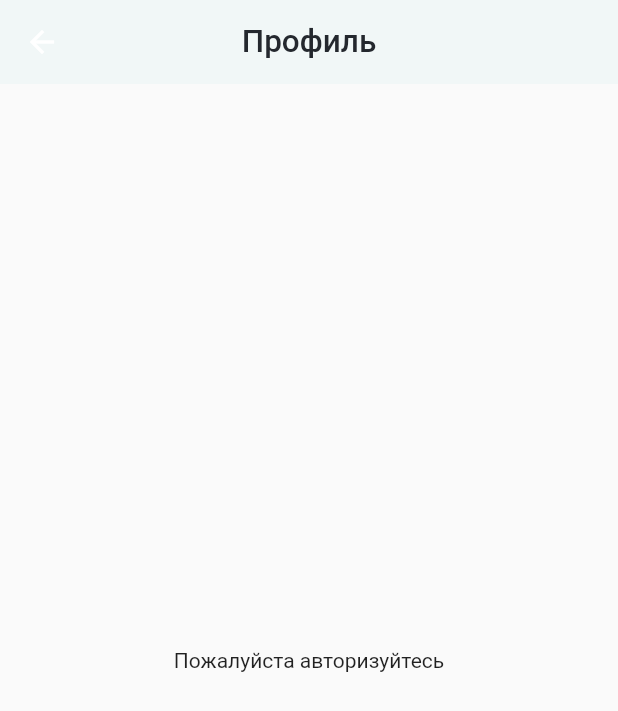
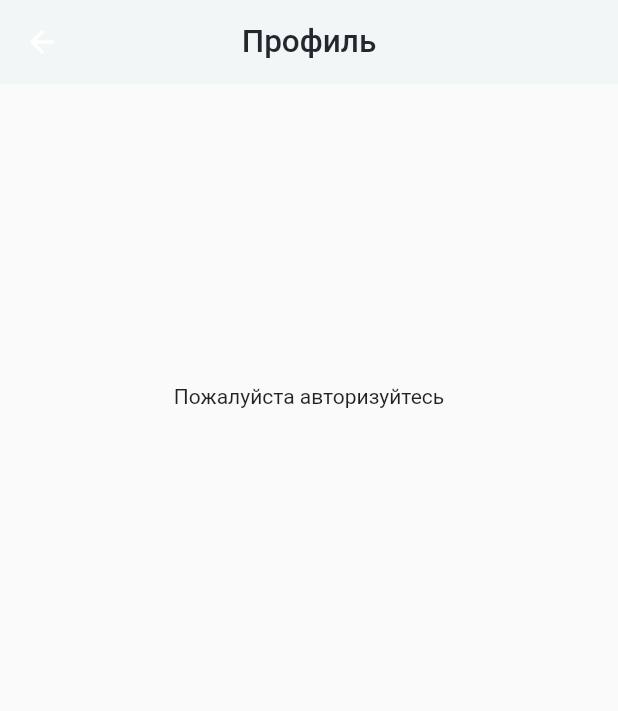
Before and after one commit to smarthousetest/blogonomy, a Flutter app: the Profile screen opened directly, on a phone screen of 412 x 824 dp. Shown: the top 711 px of the screen. Run offline on Flutter 3.47's test engine with Material 2 defaults, Android fonts, the phone set to English and light mode, and no system bars; our stand-ins replace circular_profile_avatar, custom_sliding_segmented_control, dartz, equatable, fl_chart, flutter_bloc and 8 more; missing offline and left inert: flutter_appauth, multiselect_formfield, tutorial_coach_mark; accounts and stored records are empty; network calls fail; Roboto replaces fonts that are missing (Roboto-Medium.ttf).

Commit message:
no message

```diff
--- a/lib/cubit/network/apiCateg.dart
+++ b/lib/cubit/network/apiCateg.dart
@@ -159,11 +159,10 @@ class AuthApi extends Cubit<ApiState> {
           "Accept": "application/json",
           "content-type": "application/json"
         });
-
+    emit(Loading());
     print(response.statusCode);
     print("Auth api mail = $mail");
     if (response.statusCode == 200) {
-      emit(Loading());
       print("state in create mail = $state");
       final String responseString = response.body;
 
--- a/lib/main.dart
+++ b/lib/main.dart
@@ -138,7 +138,7 @@ class _MyHomePageState extends State<MyHomePage> {
           bottomNavigationBar: FloatingNavbar(
               width: MediaQuery.of(context).size.width,
               height: MediaQuery.of(context).size.height / 20,
-              elevation: 5,
+              elevation: 0,
               margin: const EdgeInsets.only(left: 18, right: 18),
               selectedBackgroundColor: Colors.blue,
               backgroundColor: Colors.white,
--- a/lib/screens/blogers_sliding.dart
+++ b/lib/screens/blogers_sliding.dart
@@ -382,7 +382,7 @@ class BlogersPanelState extends State<BlogersPanel> {
                     crossAxisAlignment: CrossAxisAlignment.start,
                     children: [
                       Text(
-                        "Подписчиков",
+                        "Кол-во подписчиков",
                         style: TextStyle(
                           color: Colors.grey,
                           fontFamily: 'Roboto-Bold.ttf',
@@ -517,7 +517,7 @@ class BlogersPanelState extends State<BlogersPanel> {
                             style: TextStyle(
                               color: Colors.blue,
                               fontFamily: 'Roboto-Bold.ttf',
-                              fontSize: 14,
+                              fontSize: 13,
                               fontStyle: FontStyle.normal,
                               fontWeight: FontWeight.w500,
                             )),
--- a/lib/screens/help.dart
+++ b/lib/screens/help.dart
@@ -357,7 +357,7 @@ class _MyHomePageState extends State<HelpPage> {
                             style: TextStyle(
                                 fontWeight: FontWeight.bold,
                                 color: Colors.white,
-                                fontSize: 20.0),
+                                fontSize: 13.0),
                           ),
                         ),
                       ),
@@ -400,7 +400,7 @@ class _MyHomePageState extends State<HelpPage> {
                             style: TextStyle(
                                 fontWeight: FontWeight.bold,
                                 color: Colors.white,
-                                fontSize: 20.0),
+                                fontSize: 13.0),
                           ),
                         ),
                       ),
--- a/lib/widget/profile.dart
+++ b/lib/widget/profile.dart
@@ -31,9 +31,12 @@ class ProfileState extends State<Profile> {
     return Stack(
       children: [
         Scaffold(
-            resizeToAvoidBottomInset: true,
-            appBar: AppBar(
-              title: const Text(
+          body: CustomScrollView(
+            slivers: [
+              SliverAppBar(
+                backgroundColor: Color(0x59e0f2f1),
+                elevation: 0,
+                title: Text(
                   'Профиль',
                   style: TextStyle(
                     fontFamily: 'Roboto-Medium.ttf',
@@ -43,8 +46,7 @@ class ProfileState extends State<Profile> {
                     color: Color(0xFF24282E),
                   ),
                 ),
-              backgroundColor: Color(0x59e0f2f1),
-              elevation: 0,
+                pinned: false,
                 centerTitle: true,
                 actions: [
                   BlocBuilder<AuthCubit, AuthState>(builder: (context, state) {
@@ -81,7 +83,7 @@ class ProfileState extends State<Profile> {
                   })
                 ],
               ),
-            body: BlocBuilder<AuthCubit, AuthState>(
+              SliverToBoxAdapter(child: BlocBuilder<AuthCubit, AuthState>(
                 builder: (context, state) {
                   if (state is LoginedState) {
                     return SingleChildScrollView(
@@ -95,7 +97,8 @@ class ProfileState extends State<Profile> {
                             mainAxisAlignment: MainAxisAlignment.center,
                             children: [
                               Row(
-                              mainAxisAlignment: MainAxisAlignment.spaceAround,
+                                mainAxisAlignment:
+                                    MainAxisAlignment.spaceAround,
                                 children: [],
                               ),
                               Padding(
@@ -132,13 +135,13 @@ class ProfileState extends State<Profile> {
                                 enabledBorder: OutlineInputBorder(
                                     borderSide: BorderSide(
                                         color: Color(0xFFADB3BD), width: 1.0),
-                                  borderRadius:
-                                      BorderRadius.all(Radius.circular(32.0))),
+                                    borderRadius: BorderRadius.all(
+                                        Radius.circular(32.0))),
                                 focusedBorder: OutlineInputBorder(
                                     borderSide: BorderSide(
                                         color: Color(0xFFADB3BD), width: 1.0),
-                                  borderRadius:
-                                      BorderRadius.all(Radius.circular(32.0))),
+                                    borderRadius: BorderRadius.all(
+                                        Radius.circular(32.0))),
                               ),
                             ),
                           ),
@@ -163,13 +166,13 @@ class ProfileState extends State<Profile> {
                                 enabledBorder: OutlineInputBorder(
                                     borderSide: BorderSide(
                                         color: Color(0xFFADB3BD), width: 1.0),
-                                  borderRadius:
-                                      BorderRadius.all(Radius.circular(32.0))),
+                                    borderRadius: BorderRadius.all(
+                                        Radius.circular(32.0))),
                                 focusedBorder: OutlineInputBorder(
                                     borderSide: BorderSide(
                                         color: Color(0xFFADB3BD), width: 1.0),
-                                  borderRadius:
-                                      BorderRadius.all(Radius.circular(32.0))),
+                                    borderRadius: BorderRadius.all(
+                                        Radius.circular(32.0))),
                               ),
                             ),
                           ),
@@ -191,13 +194,13 @@ class ProfileState extends State<Profile> {
                                 enabledBorder: OutlineInputBorder(
                                     borderSide: BorderSide(
                                         color: Color(0xFFADB3BD), width: 1.0),
-                                  borderRadius:
-                                      BorderRadius.all(Radius.circular(32.0))),
+                                    borderRadius: BorderRadius.all(
+                                        Radius.circular(32.0))),
                                 focusedBorder: OutlineInputBorder(
                                     borderSide: BorderSide(
                                         color: Color(0xFFADB3BD), width: 1.0),
-                                  borderRadius:
-                                      BorderRadius.all(Radius.circular(32.0))),
+                                    borderRadius: BorderRadius.all(
+                                        Radius.circular(32.0))),
                               ),
                             ),
                           ),
@@ -211,8 +214,8 @@ class ProfileState extends State<Profile> {
                                 left: 10, right: 10, top: 20),
                             child: Container(
                               height: 104.0,
-                            margin:
-                                const EdgeInsets.only(left: 20.0, right: 21.0),
+                              margin: const EdgeInsets.only(
+                                  left: 20.0, right: 21.0),
                               decoration: BoxDecoration(
                                 boxShadow: [
                                   BoxShadow(
@@ -251,7 +254,7 @@ class ProfileState extends State<Profile> {
                                     ),
                                     Padding(
                                       padding: EdgeInsets.only(
-                                      left: 20,
+                                        left: 10,
                                       ),
                                       child: Text(
                                         "Настройка уведомлений",
@@ -283,8 +286,8 @@ class ProfileState extends State<Profile> {
                                 left: 10, right: 10, top: 20),
                             child: Container(
                               height: 104.0,
-                            margin:
-                                const EdgeInsets.only(left: 20.0, right: 21.0),
+                              margin: const EdgeInsets.only(
+                                  left: 20.0, right: 21.0),
                               decoration: BoxDecoration(
                                 boxShadow: [
                                   BoxShadow(
@@ -321,7 +324,7 @@ class ProfileState extends State<Profile> {
                                       ),
                                     ),
                                     Expanded(
-                                    flex: 2,
+                                      flex: 3,
                                       child: Text(
                                         "Политика конфиденциальности",
                                         textScaleFactor: MediaQuery.of(context)
@@ -332,16 +335,13 @@ class ProfileState extends State<Profile> {
                                         ),
                                       ),
                                     ),
-                                  Expanded(
-                                    flex: 1,
-                                    child: Padding(
-                                      padding: const EdgeInsets.only(left: 40),
+                                    Padding(
+                                      padding: const EdgeInsets.only(left: 30),
                                       child: Image.asset(
                                         'assets/images/arrow.png',
                                         height: 30,
                                         width: 30,
                                         color: Colors.blue,
-                                      ),
                                       ),
                                     ),
                                   ],
@@ -357,8 +357,8 @@ class ProfileState extends State<Profile> {
                                 left: 10, right: 10, top: 20),
                             child: Container(
                               height: 104.0,
-                            margin:
-                                const EdgeInsets.only(left: 20.0, right: 21.0),
+                              margin: const EdgeInsets.only(
+                                  left: 20.0, right: 21.0),
                               decoration: BoxDecoration(
                                 boxShadow: [
                                   BoxShadow(
@@ -426,8 +426,8 @@ class ProfileState extends State<Profile> {
                                 left: 10, right: 10, top: 20),
                             child: Container(
                               height: 104.0,
-                            margin:
-                                const EdgeInsets.only(left: 20.0, right: 21.0),
+                              margin: const EdgeInsets.only(
+                                  left: 20.0, right: 21.0),
                               decoration: BoxDecoration(
                                 boxShadow: [
                                   BoxShadow(
@@ -518,7 +518,8 @@ class ProfileState extends State<Profile> {
                                   shape: MaterialStateProperty.all<
                                       RoundedRectangleBorder>(
                                     RoundedRectangleBorder(
-                                    side: BorderSide(color: Color(0xFF006FFD)),
+                                      side:
+                                          BorderSide(color: Color(0xFF006FFD)),
                                       borderRadius: BorderRadius.circular(32.0),
                                     ),
                                   ),
@@ -536,17 +537,26 @@ class ProfileState extends State<Profile> {
                       ]),
                     ]));
                   } else if (state is LogoutedState) {
-                  return Center(
+                    return Padding(
+                      padding: EdgeInsets.only(top: 200),
+                      child: const Center(
                         child: Text("Пожалуйста авторизуйтесь"),
+                      ),
                     );
                   } else if (state is EmptyState) {
-                  return Center(
+                    return Padding(
+                      padding: EdgeInsets.only(top: 200),
+                      child: Center(
                         child: Text("Пожалуйста авторизуйтесь"),
+                      ),
                     );
                   } else
                     return Text("");
                 },
               ))
+            ],
+          ),
+        )
       ],
     );
   }
```
Also changed, not shown: lib/screens/bloger_profile_screen.dart (+4 -3 lines), lib/screens/sliding_up_panel_screens.dart (+23 -10 lines), lib/widget/bloger_view.dart (+5 -5 lines). Lines whose indentation alone changed are shown as unchanged.
